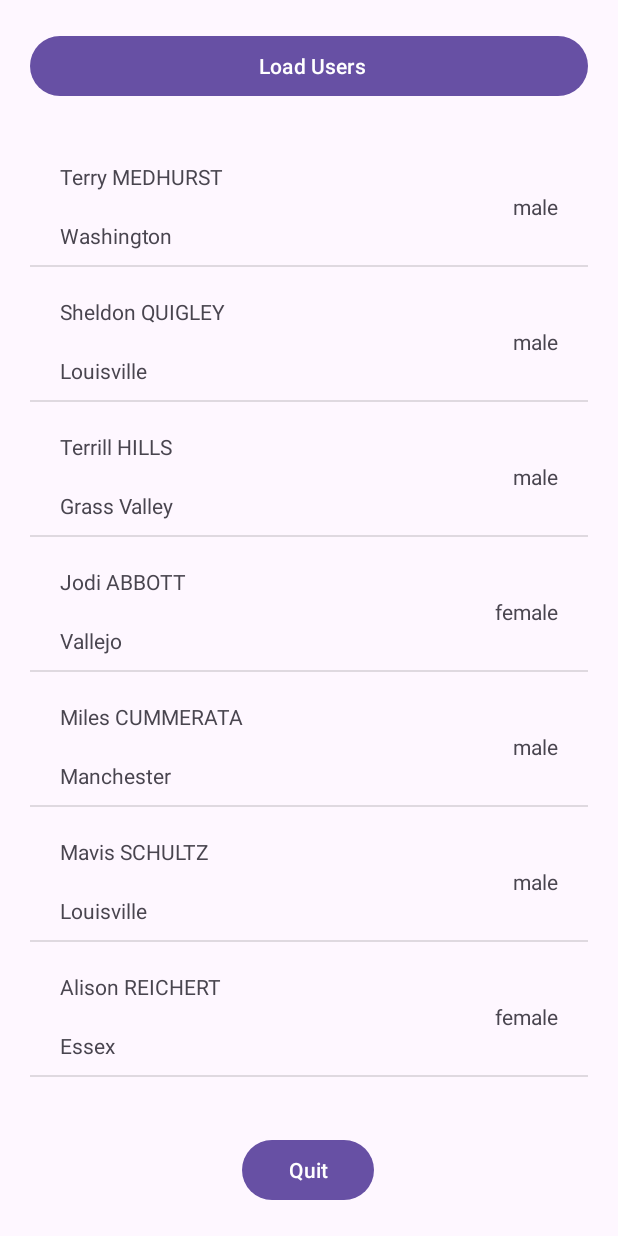
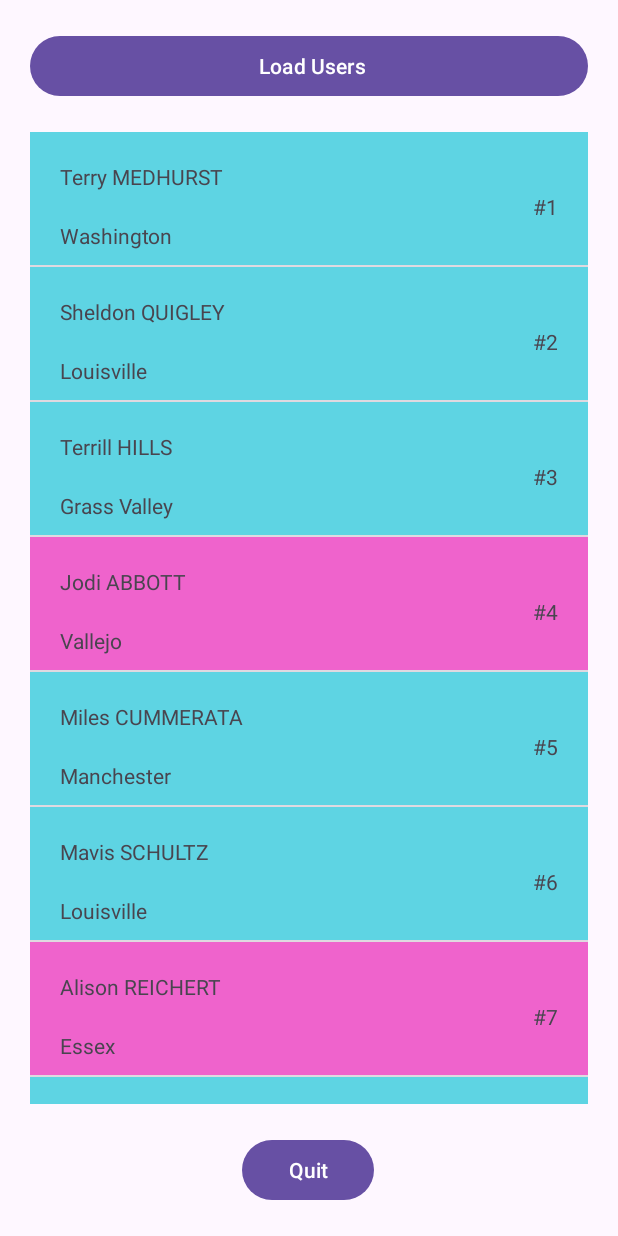
Before and after one commit to KhalidIdouahman/Mini_Project_01, an Android app: the screen it shows after launch (MainActivity), after a tap on "Load Users", on a phone screen of 412 x 824 dp. Run offline under Robolectric (Android 15) with nearby library versions, the phone set to English and light mode, and no system bars.

Commit message:
Display the users in a custom listView with changing the bg of items depends on they're gender .

```diff
--- a/app/src/main/java/com/example/miniproject_01/UserAdapter.java
+++ b/app/src/main/java/com/example/miniproject_01/UserAdapter.java
@@ -2,6 +2,7 @@ package com.example.miniproject_01;
 
 import android.annotation.SuppressLint;
 import android.content.Context;
+import android.graphics.Color;
 import android.view.LayoutInflater;
 import android.view.View;
 import android.view.ViewGroup;
@@ -43,12 +44,17 @@ public class UserAdapter extends BaseAdapter {
 
         TextView userFullName = convertView.findViewById(R.id.user_full_name_tv);
         TextView userCity = convertView.findViewById(R.id.user_city_tv);
-        TextView userGender = convertView.findViewById(R.id.user_gender_tv);
+        TextView userId = convertView.findViewById(R.id.user_id_tv);
 
         userFullName.setText(user.fullName());
         userCity.setText(user.getCity());
-        userGender.setText(user.getGender());
+        userId.setText("#" + (position + 1));
 
+        if (user.getGender().equals("male")) {
+            convertView.setBackgroundColor(Color.parseColor("#5ED4E3"));
+        } else {
+            convertView.setBackgroundColor(Color.parseColor("#EF63CC"));
+        }
         return convertView;
     }
 }
--- a/app/src/main/res/layout/item_user.xml
+++ b/app/src/main/res/layout/item_user.xml
@@ -3,7 +3,8 @@
     xmlns:app="http://schemas.android.com/apk/res-auto"
     xmlns:tools="http://schemas.android.com/tools"
     android:layout_width="match_parent"
-    android:layout_height="wrap_content">
+    android:layout_height="wrap_content"
+    android:background="#EF63CC">
 
     <TextView
         android:id="@+id/user_full_name_tv"
@@ -16,11 +17,11 @@
         app:layout_constraintTop_toTopOf="parent" />
 
     <TextView
-        android:id="@+id/user_gender_tv"
+        android:id="@+id/user_id_tv"
         android:layout_width="wrap_content"
         android:layout_height="wrap_content"
         android:layout_marginEnd="20dp"
-        android:text="gender"
+        android:text="Id"
         app:layout_constraintBottom_toBottomOf="@+id/user_city_tv"
         app:layout_constraintEnd_toEndOf="parent"
         app:layout_constraintTop_toTopOf="@+id/user_full_name_tv" />
```
